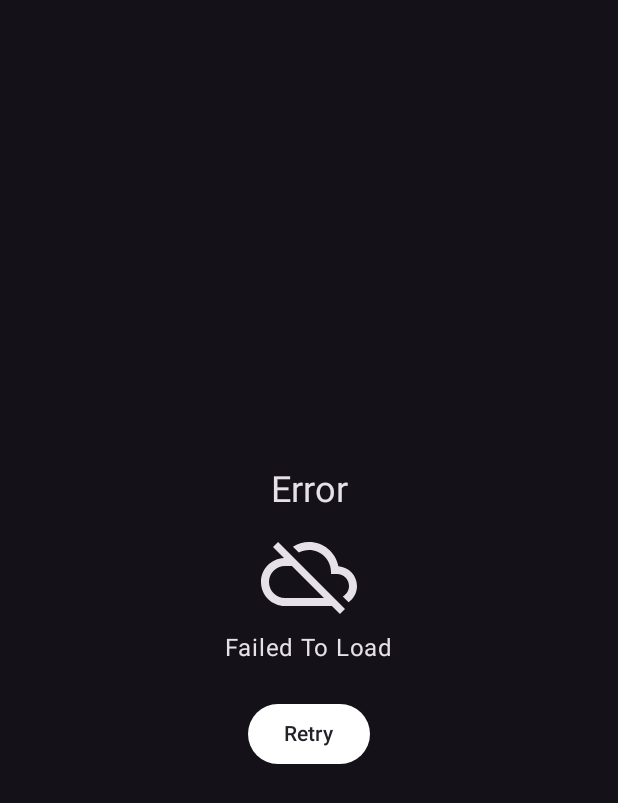
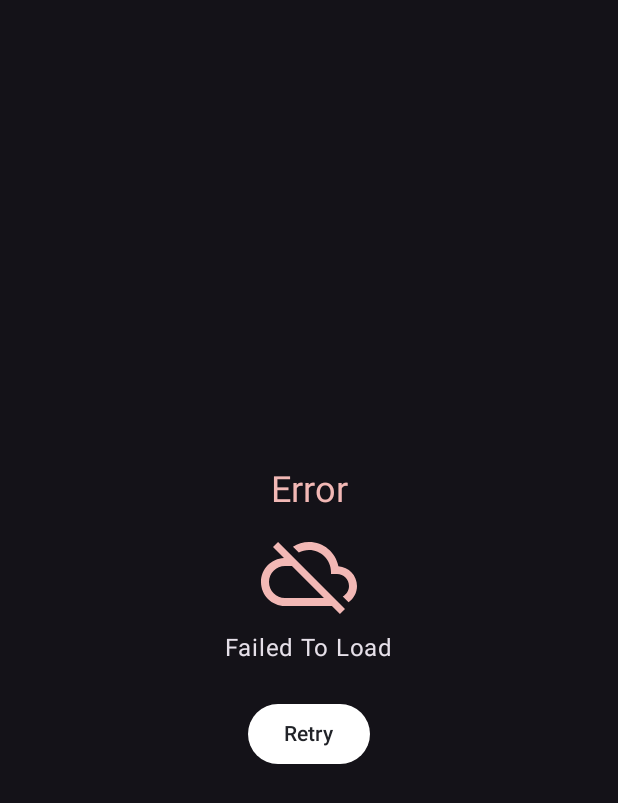
Before and after one commit to smithjustinn84-netizen/RickyAndMortyApp, an Android app built with Jetpack Compose: the @Preview function ErrorScreenPreview, on a phone screen of 412 x 824 dp. Shown: the top 803 px of the screen. Run offline under Robolectric (Android 15) with nearby library versions, the phone set to English and light mode, and no system bars.

Commit message:
improve ErrorScreen.kt

```diff
--- a/app/src/main/java/ai/revealtech/hsinterview/ui/ErrorScreen.kt
+++ b/app/src/main/java/ai/revealtech/hsinterview/ui/ErrorScreen.kt
@@ -47,7 +47,8 @@ fun ErrorScreen(
     ) {
         Text(
             text = stringResource(R.string.error),
-            style = MaterialTheme.typography.headlineSmall
+            style = MaterialTheme.typography.headlineSmall,
+            color = MaterialTheme.colorScheme.error // Changed color
         )
         Spacer(modifier = Modifier.height(8.dp))
         Image(
@@ -55,7 +56,7 @@ fun ErrorScreen(
             contentDescription = stringResource(R.string.failed_to_load),
             modifier = Modifier.size(64.dp),
             colorFilter = ColorFilter.tint(
-                color = MaterialTheme.colorScheme.onBackground,
+                color = MaterialTheme.colorScheme.error, // Changed color
                 blendMode = BlendMode.SrcIn
             )
         )
```
